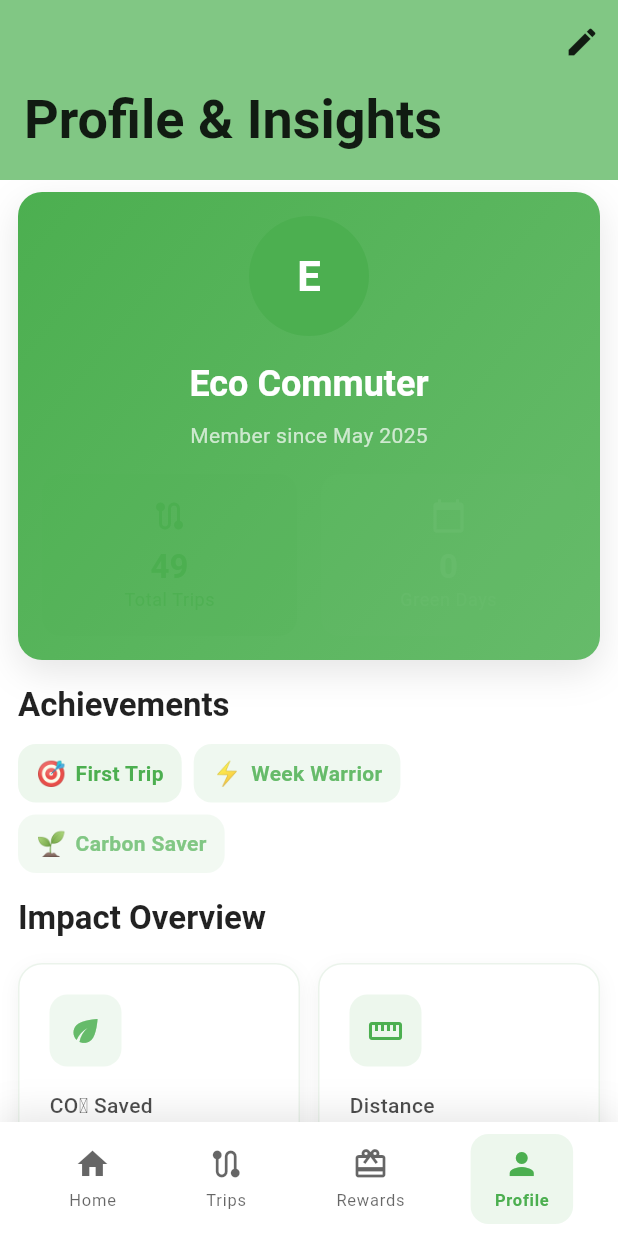
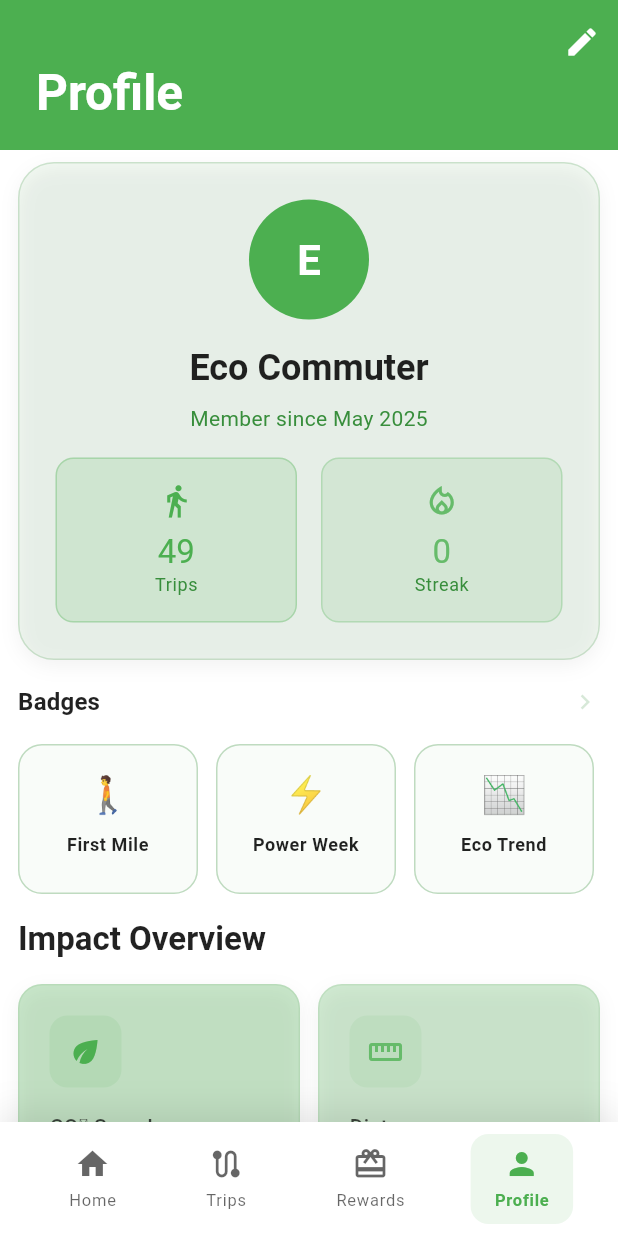
Before and after one commit to B11007011/Greenpass_ipdate, a Flutter app: the screen it shows after launch, item 4 of the bottom bar chosen, on a phone screen of 412 x 824 dp. Run offline on Flutter 3.47's test engine with Material 3 defaults, Android fonts, the phone set to English and light mode, and no system bars; our stand-ins replace fl_chart, shared_preferences; accounts and stored records are empty.

Commit message:
Refactor profile page UI for improved aesthetics and functionality. Adjusted app bar height, updated title styles, and enhanced achievement display with a horizontal list view. Improved padding, colors, and shadows for better visual consistency across components.

```diff
--- a/greenpass/lib/pages/profile_page.dart
+++ b/greenpass/lib/pages/profile_page.dart
@@ -137,35 +137,24 @@ class _ProfilePageState extends State<ProfilePage>
     final colorScheme = theme.colorScheme;
 
     return SliverAppBar(
-      expandedHeight: 120,
+      expandedHeight: 100,
       floating: false,
       pinned: true,
-      backgroundColor: colorScheme.tertiary,
+      backgroundColor: colorScheme.primaryContainer,
       flexibleSpace: FlexibleSpaceBar(
-        titlePadding: const EdgeInsets.only(left: 16, bottom: 16),
         title: Text(
-          'Profile & Insights',
-          style: theme.textTheme.headlineSmall?.copyWith(
-            color: colorScheme.onTertiary,
-            fontWeight: FontWeight.bold,
+          'Profile',
+          style: theme.textTheme.titleLarge?.copyWith(
+            color: colorScheme.onPrimaryContainer,
+            fontWeight: FontWeight.w600,
           ),
         ),
-        background: Container(
-          decoration: BoxDecoration(
-            gradient: LinearGradient(
-              begin: Alignment.topLeft,
-              end: Alignment.bottomRight,
-              colors: [
-                colorScheme.tertiary,
-                colorScheme.tertiary.withOpacity(0.8),
-              ],
-            ),
-          ),
-        ),
+        centerTitle: false,
+        titlePadding: const EdgeInsets.only(left: 24, bottom: 16),
       ),
       actions: [
         IconButton(
-          icon: Icon(Icons.edit, color: colorScheme.onTertiary),
+          icon: Icon(Icons.edit, color: colorScheme.onPrimaryContainer),
           onPressed: () {
             // Edit profile functionality
           },
@@ -181,27 +170,25 @@ class _ProfilePageState extends State<ProfilePage>
     return AnimatedBuilder(
       animation: _profileAnimationController,
       builder: (context, child) {
-        return Transform.scale(
+        return FadeTransition(
+          opacity: _profileAnimationController,
+          child: Transform.scale(
             scale: _profileScaleAnimation.value,
             child: SlideTransition(
               position: _profileSlideAnimation,
               child: Container(
-              padding: const EdgeInsets.all(16),
+                padding: const EdgeInsets.all(24),
                 decoration: BoxDecoration(
-                gradient: LinearGradient(
-                  begin: Alignment.topLeft,
-                  end: Alignment.bottomRight,
-                  colors: [
-                    colorScheme.primaryContainer,
-                    colorScheme.secondaryContainer,
-                  ],
+                  color: colorScheme.surfaceVariant.withOpacity(0.1),
+                  borderRadius: BorderRadius.circular(24),
+                  border: Border.all(
+                    color: colorScheme.outline.withOpacity(0.2),
                   ),
-                borderRadius: BorderRadius.circular(16),
                   boxShadow: [
                     BoxShadow(
-                    color: colorScheme.shadow.withOpacity(0.1),
-                    blurRadius: 20,
-                    offset: const Offset(0, 8),
+                      color: colorScheme.shadow.withOpacity(0.05),
+                      blurRadius: 10,
+                      offset: const Offset(0, 4),
                     ),
                   ],
                 ),
@@ -222,15 +209,15 @@ class _ProfilePageState extends State<ProfilePage>
                     Text(
                       _user?.name ?? 'Eco Commuter',
                       style: theme.textTheme.headlineSmall?.copyWith(
+                        color: colorScheme.onSurface,
                         fontWeight: FontWeight.bold,
-                      color: colorScheme.onPrimaryContainer,
                       ),
                     ),
                     const SizedBox(height: 8),
                     Text(
                       'Member since ${DateFormat.yMMM().format(_user?.joinDate ?? DateTime.now())}',
                       style: theme.textTheme.bodyMedium?.copyWith(
-                      color: colorScheme.onPrimaryContainer.withOpacity(0.7),
+                        color: colorScheme.onSurfaceVariant,
                       ),
                     ),
                     const SizedBox(height: 16),
@@ -238,9 +225,9 @@ class _ProfilePageState extends State<ProfilePage>
                       children: [
                         Expanded(
                           child: _buildProfileStat(
-                          'Total Trips',
+                            'Trips',
                             '${_trips.length}',
-                          Icons.route,
+                            Icons.directions_walk_outlined,
                             colorScheme.primary,
                             theme,
                           ),
@@ -248,9 +235,9 @@ class _ProfilePageState extends State<ProfilePage>
                         const SizedBox(width: 16),
                         Expanded(
                           child: _buildProfileStat(
-                          'Green Days',
+                            'Streak',
                             '${_user?.consecutiveGreenDays ?? 0}',
-                          Icons.calendar_today,
+                            Icons.local_fire_department_outlined,
                             colorScheme.secondary,
                             theme,
                           ),
@@ -258,6 +245,7 @@ class _ProfilePageState extends State<ProfilePage>
                       ],
                     ),
                   ],
+                ),
               ),
             ),
           ),
@@ -273,10 +261,13 @@ class _ProfilePageState extends State<ProfilePage>
     Color color,
     ThemeData theme,
   ) {
+    final colorScheme = theme.colorScheme;
+
     return Container(
       padding: const EdgeInsets.all(16),
       decoration: BoxDecoration(
-        color: color.withOpacity(0.1),
+        color: color.withOpacity(0.15),
+        border: Border.all(color: color.withOpacity(0.3)),
         borderRadius: BorderRadius.circular(12),
       ),
       child: Column(
@@ -285,15 +276,12 @@ class _ProfilePageState extends State<ProfilePage>
           const SizedBox(height: 8),
           Text(
             value,
-            style: theme.textTheme.titleLarge?.copyWith(
-              color: color,
-              fontWeight: FontWeight.bold,
-            ),
+            style: theme.textTheme.titleLarge?.copyWith(color: color),
           ),
           Text(
             label,
             style: theme.textTheme.bodySmall?.copyWith(
-              color: color.withOpacity(0.8),
+              color: colorScheme.onSurfaceVariant,
             ),
           ),
         ],
@@ -306,66 +294,71 @@ class _ProfilePageState extends State<ProfilePage>
     final colorScheme = theme.colorScheme;
 
     return Column(
-      crossAxisAlignment: CrossAxisAlignment.start,
       children: [
         Padding(
-          padding: const EdgeInsets.only(bottom: 12),
-          child: Text(
-            'Achievements',
-            style: theme.textTheme.titleLarge?.copyWith(
-              fontWeight: FontWeight.bold,
+          padding: const EdgeInsets.only(bottom: 16),
+          child: Row(
+            mainAxisAlignment: MainAxisAlignment.spaceBetween,
+            children: [
+              Text(
+                'Badges',
+                style: theme.textTheme.titleMedium?.copyWith(
+                  fontWeight: FontWeight.w600,
                 ),
               ),
+              Icon(Icons.chevron_right, color: colorScheme.outline, size: 20),
+            ],
           ),
-        Wrap(
-          spacing: 8,
-          runSpacing: 8,
-          children: [
-            _buildAchievementChip(
+        ),
+        SizedBox(
+          height: 100,
+          child: ListView.separated(
+            scrollDirection: Axis.horizontal,
+            itemCount: 3,
+            separatorBuilder: (_, __) => const SizedBox(width: 12),
+            itemBuilder: (context, index) {
+              final theme = Theme.of(context);
+              final colorScheme = theme.colorScheme;
+              return _buildAchievementBadge(
                 context,
-              '🎯',
-              'First Trip',
-              colorScheme.primary,
+                ['🚶', '⚡', '📉'][index],
+                ['First Mile', 'Power Week', 'Eco Trend'][index],
+                colorScheme.outline,
+              );
+            },
           ),
-            _buildAchievementChip(
-              context,
-              '⚡',
-              'Week Warrior',
-              colorScheme.secondary,
-            ),
-            _buildAchievementChip(
-              context,
-              '🌱',
-              'Carbon Saver',
-              colorScheme.tertiary,
-            ),
-          ],
         ),
       ],
     );
   }
 
-  Widget _buildAchievementChip(
+  Widget _buildAchievementBadge(
     BuildContext context,
     String emoji,
     String label,
     Color color,
   ) {
+    final theme = Theme.of(context);
+    final colorScheme = theme.colorScheme;
+
     return Container(
-      padding: const EdgeInsets.symmetric(horizontal: 12, vertical: 8),
+      width: 120,
+      padding: const EdgeInsets.all(16),
       decoration: BoxDecoration(
-        color: color.withOpacity(0.1),
-        borderRadius: BorderRadius.circular(12),
+        color: colorScheme.surfaceVariant,
+        border: Border.all(color: colorScheme.outline.withOpacity(0.3)),
+        borderRadius: BorderRadius.circular(16),
       ),
-      child: Row(
+      child: Column(
         mainAxisSize: MainAxisSize.min,
         children: [
-          Text(emoji, style: const TextStyle(fontSize: 16)),
-          const SizedBox(width: 6),
+          Text(emoji, style: const TextStyle(fontSize: 24)),
+          const SizedBox(height: 8),
           Text(
             label,
-            style: Theme.of(context).textTheme.bodyMedium?.copyWith(
-              color: color,
+            textAlign: TextAlign.center,
+            style: theme.textTheme.bodySmall?.copyWith(
+              color: colorScheme.onSurface,
               fontWeight: FontWeight.w600,
             ),
           ),
@@ -405,7 +398,10 @@ class _ProfilePageState extends State<ProfilePage>
                 value: '${totalCarbon.toStringAsFixed(1)} kg',
                 subtitle: 'vs driving',
                 icon: Icons.eco,
-                iconColor: Theme.of(context).colorScheme.secondary,
+                iconColor: theme.colorScheme.primary,
+                backgroundColor: theme.colorScheme.primaryContainer.withOpacity(
+                  0.3,
+                ),
                 showAnimation: true,
               ),
             ),
@@ -416,7 +412,9 @@ class _ProfilePageState extends State<ProfilePage>
                 value: '${totalDistance.toStringAsFixed(1)} km',
                 subtitle: 'green travel',
                 icon: Icons.straighten,
-                iconColor: Theme.of(context).colorScheme.primary,
+                iconColor: theme.colorScheme.secondary,
+                backgroundColor: theme.colorScheme.secondaryContainer
+                    .withOpacity(0.3),
                 showAnimation: true,
               ),
             ),
@@ -431,7 +429,9 @@ class _ProfilePageState extends State<ProfilePage>
                 value: '$totalCredits',
                 subtitle: 'available',
                 icon: Icons.stars,
-                iconColor: Theme.of(context).colorScheme.tertiary,
+                iconColor: theme.colorScheme.tertiary,
+                backgroundColor: theme.colorScheme.tertiaryContainer
+                    .withOpacity(0.3),
                 showAnimation: true,
               ),
             ),
@@ -442,7 +442,9 @@ class _ProfilePageState extends State<ProfilePage>
                 value: '$creditsSpent',
                 subtitle: 'credits used',
                 icon: Icons.redeem,
-                iconColor: Theme.of(context).colorScheme.secondary,
+                iconColor: theme.colorScheme.secondary,
+                backgroundColor: theme.colorScheme.secondaryContainer
+                    .withOpacity(0.3),
                 showAnimation: true,
               ),
             ),
@@ -462,23 +464,54 @@ class _ProfilePageState extends State<ProfilePage>
     return Container(
       padding: const EdgeInsets.all(20),
       decoration: BoxDecoration(
-        color: colorScheme.surface,
+        color: colorScheme.surfaceVariant.withOpacity(0.1),
         borderRadius: BorderRadius.circular(16),
         border: Border.all(
           color: colorScheme.outline.withOpacity(0.1),
           width: 1,
         ),
+        boxShadow: [
+          BoxShadow(
+            color: colorScheme.shadow.withOpacity(0.05),
+            blurRadius: 8,
+            offset: const Offset(0, 2),
+          ),
+        ],
       ),
       child: Column(
         crossAxisAlignment: CrossAxisAlignment.start,
         children: [
+          Padding(
+            padding: const EdgeInsets.only(bottom: 16),
+            child: Row(
+              mainAxisAlignment: MainAxisAlignment.spaceBetween,
+              children: [
                 Text(
-            'Weekly Carbon Savings',
+                  'Weekly Activity',
                   style: theme.textTheme.titleMedium?.copyWith(
-              fontWeight: FontWeight.bold,
+                    fontWeight: FontWeight.w600,
                   ),
                 ),
-          const SizedBox(height: 16),
+                Container(
+                  padding: const EdgeInsets.symmetric(
+                    horizontal: 8,
+                    vertical: 4,
+                  ),
+                  decoration: BoxDecoration(
+                    color: colorScheme.primary.withOpacity(0.1),
+                    borderRadius: BorderRadius.circular(8),
+                  ),
+                  child: Text(
+                    'CO₂ Saved',
+                    style: theme.textTheme.bodySmall?.copyWith(
+                      color: colorScheme.primary,
+                      fontWeight: FontWeight.w500,
+                    ),
+                  ),
+                ),
+              ],
+            ),
+          ),
           SizedBox(
             height: 200,
             child: LineChart(
@@ -564,10 +597,7 @@ class _ProfilePageState extends State<ProfilePage>
                     spots: chartData,
                     isCurved: true,
                     gradient: LinearGradient(
-                      colors: [
-                        colorScheme.secondary,
-                        colorScheme.secondary.withOpacity(0.6),
-                      ],
+                      colors: [colorScheme.primary, colorScheme.secondary],
                     ),
                     barWidth: 3,
                     isStrokeCapRound: true,
@@ -587,7 +617,7 @@ class _ProfilePageState extends State<ProfilePage>
                         begin: Alignment.topCenter,
                         end: Alignment.bottomCenter,
                         colors: [
-                          colorScheme.secondary.withOpacity(0.3),
+                          colorScheme.secondary.withOpacity(0.4),
                           colorScheme.secondary.withOpacity(0.05),
                         ],
                       ),
@@ -668,7 +698,7 @@ class _ProfilePageState extends State<ProfilePage>
           targetValue: '${monthlyCarbonGoal.toStringAsFixed(0)} kg',
           progress: carbonProgress,
           icon: Icons.eco,
-          progressColor: colorScheme.secondary,
+          progressColor: colorScheme.primary,
         ),
         const SizedBox(height: 12),
         ProgressStatCard(
@@ -677,7 +707,7 @@ class _ProfilePageState extends State<ProfilePage>
           targetValue: '$monthlyTripsGoal trips',
           progress: tripsProgress,
           icon: Icons.route,
-          progressColor: colorScheme.primary,
+          progressColor: colorScheme.secondary,
         ),
         const SizedBox(height: 16),
         Container(
@@ -795,25 +825,36 @@ class _ProfilePageState extends State<ProfilePage>
   ) {
     return Container(
       margin: const EdgeInsets.only(bottom: 8),
+      decoration: BoxDecoration(
+        color: colorScheme.surface,
+        borderRadius: BorderRadius.circular(12),
+        boxShadow: [
+          BoxShadow(
+            color: colorScheme.shadow.withOpacity(0.03),
+            blurRadius: 4,
+            offset: const Offset(0, 2),
+          ),
+        ],
+      ),
       child: ListTile(
         leading: Container(
           padding: const EdgeInsets.all(8),
           decoration: BoxDecoration(
-            color: colorScheme.primaryContainer.withOpacity(0.5),
+            color: colorScheme.primaryContainer.withOpacity(0.4),
             borderRadius: BorderRadius.circular(8),
           ),
-          child: Icon(icon, color: colorScheme.primary, size: 20),
+          child: Icon(icon, color: colorScheme.primary),
         ),
         title: Text(
           title,
           style: theme.textTheme.titleSmall?.copyWith(
-            fontWeight: FontWeight.w600,
+            color: colorScheme.onSurface,
           ),
         ),
         subtitle: Text(
           subtitle,
           style: theme.textTheme.bodySmall?.copyWith(
-            color: colorScheme.onSurface.withOpacity(0.6),
+            color: colorScheme.onSurfaceVariant,
           ),
         ),
         trailing: Icon(
```
Lines whose indentation alone changed are shown as unchanged.
